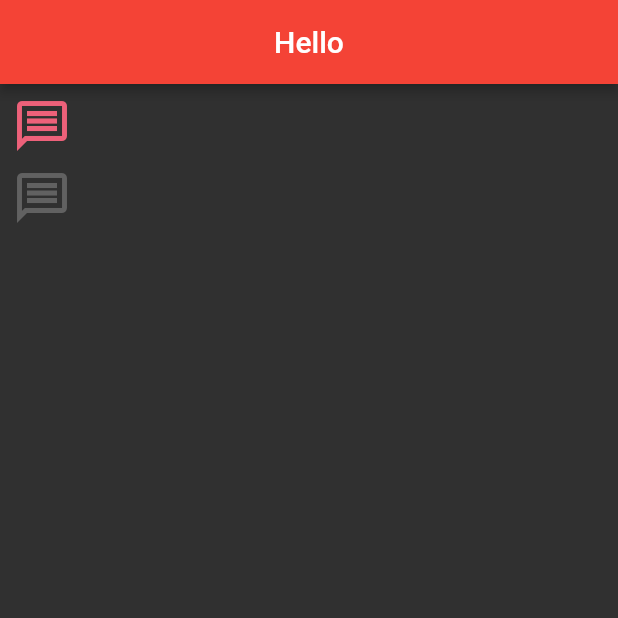
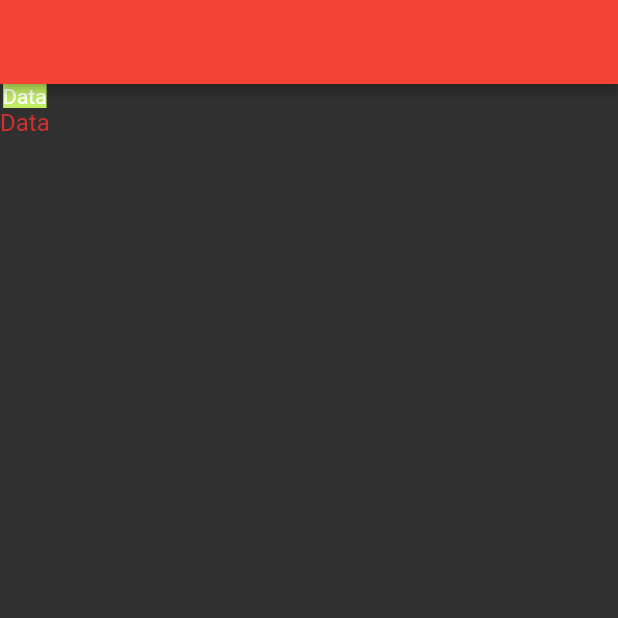
Before and after one commit to onalanrecep/zero_to_hero_flutter, a Flutter app: the screen it shows after launch, on a phone screen of 412 x 824 dp, the top half of it. Run offline on Flutter 3.47's test engine with Material 2 defaults, Android fonts, the phone set to English and light mode, and no system bars.

Commit message:
Color Learn Completed

```diff
--- /dev/null
+++ b/lib/101/color_learn.dart
@@ -0,0 +1,34 @@
+import 'package:flutter/material.dart';
+
+class ColorLearnView extends StatelessWidget {
+  const ColorLearnView({super.key});
+
+  @override
+  Widget build(BuildContext context) {
+    return Scaffold(
+      appBar: AppBar(),
+      body: Column(
+        children: [
+          Container(
+            color: ColorItems.sulu,
+            child: const Text('Data'),
+          ),
+          Container(
+            child: Text(
+              'Data',
+              style: Theme.of(context)
+                  .textTheme
+                  .titleMedium
+                  ?.copyWith(color: Theme.of(context).colorScheme.error),
+            ),
+          )
+        ],
+      ),
+    );
+  }
+}
+
+class ColorItems {
+  static const Color porche = Color(0xffEDBF61);
+  static const Color sulu = Color.fromRGBO(192, 237, 97, 1);
+}
--- a/lib/main.dart
+++ b/lib/main.dart
@@ -1,8 +1,9 @@
 import 'package:flutter/material.dart';
 import 'package:flutter/services.dart';
+import 'package:zero_to_hero_flutter/101/color_learn.dart';
 //import 'package:zero_to_hero_flutter/101/app_bar_learn.dart';
 //import 'package:zero_to_hero_flutter/101/button_learn.dart';
-import 'package:zero_to_hero_flutter/101/icon_learn.dart';
+//import 'package:zero_to_hero_flutter/101/icon_learn.dart';
 //import 'package:zero_to_hero_flutter/101/container_sized_box_learn.dart';
 
 //import '101/scaffold_learn.dart';
@@ -27,6 +28,6 @@ class MainApp extends StatelessWidget {
           systemOverlayStyle: SystemUiOverlayStyle.light,
         )),
         debugShowCheckedModeBanner: false,
-        home: IconLearnView());
+        home: const ColorLearnView());
   }
 }
```
